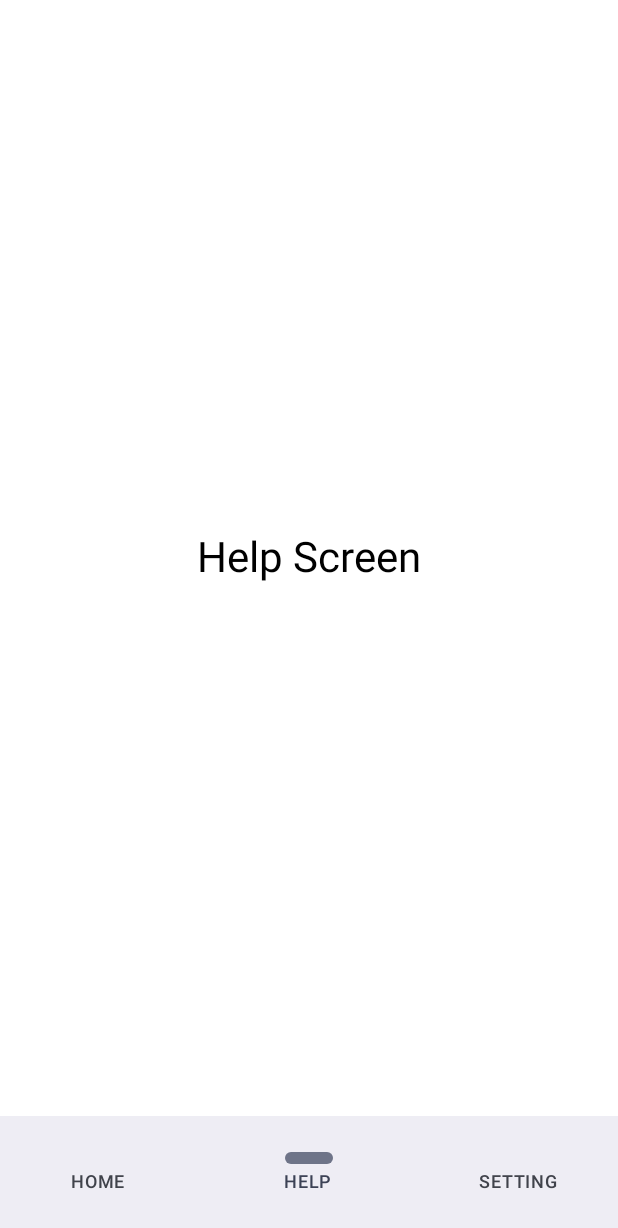
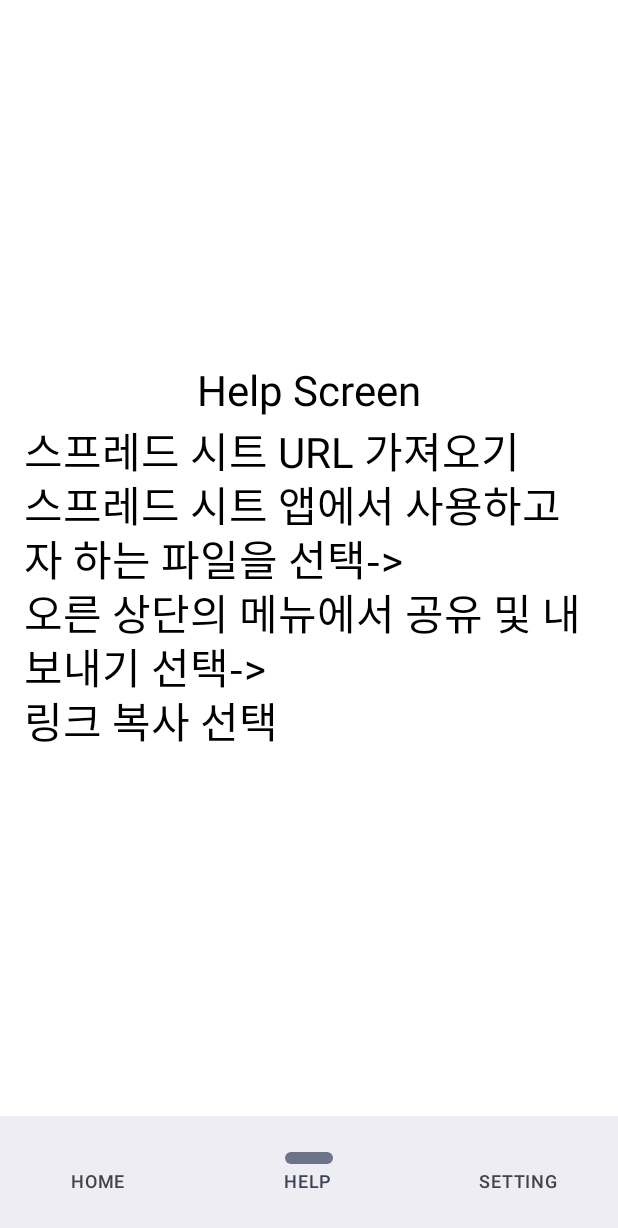
Before and after one commit to YIEOM/sms_messenger, an Android app built with Jetpack Compose: the HelpScreen screen opened through its navigation route, on a phone screen of 412 x 824 dp. Shown: the top 1228 px of the screen. Run offline under Robolectric (Android 15) with nearby library versions, the phone set to English and light mode, and no system bars; our stand-ins replace Dagger/Hilt's generated code, Timber; libraries missing offline, so code that uses them is left out: com.google.api.client, com.google.api.services.

Commit message:
[FEAT] : 스프레드시트 URL 입력 및 토스트 메시지 기능 추가
스프레드시트 URL을 입력받고 유효성을 검사하여 토스트 메시지를 표시하는 기능을 추가했습니다. 또한, `MainViewModel`에 토스트 메시지 이벤트를 처리하기 위한 채널을 추가하고 `MainActivity`에서 이를 구독하여 토스트 메시지를 표시하도록 구현했습니다.

주요 변경 사항:
- `HelpScreen.kt`: 스프레드시트 URL 가져오는 방법에 대한 안내 문구를 추가했습니다.
- `HomeScreen.kt`:
    - 스프레드시트 URL을 입력받기 위한 `OutlinedTextField`를 추가했습니다.
    - 입력된 URL은 `HomeViewModel`의 `sheetUrlTextState`에 바인딩되고, `onSpreadSheetUrlTextChanged`를 통해 유효성 검사가 이루어집니다.
    - 키보드 완료 액션 시 키보드가 숨겨지도록 `KeyboardActions`를 설정했습니다.
- `MainActivity.kt`:
    - `MainViewModel`의 `toastEvent`를 구독하여 토스트 메시지를 표시하는 로직을 `MainScreenWithNav`에 추가했습니다.
- `MainViewModel.kt`:
    - 토스트 메시지 이벤트를 전달하기 위한 `_toastEventChannel` (Channel) 및 `toastEvent` (Flow)를 추가했습니다.
- `HomeViewModel.kt`:
    - 스프레드시트 URL 텍스트 상태를 관리하는 `_sheetUrlTextState` (MutableStateFlow) 및 `sheetUrlTextState` (StateFlow)를 추가했습니다.
    - `onSpreadSheetUrlTextChanged` 함수를 추가하여 URL 텍스트 변경 시 정규식을 사용하여 스프레드시트 ID를 추출하고, 결과에 따라 적절한 토스트 메시지를 `_toastEventChannel`로 전송합니다.

[Issue]: [Issue-NO]

```diff
--- a/app/app/src/main/java/com/yieom/smsmessenger/HelpScreen.kt
+++ b/app/app/src/main/java/com/yieom/smsmessenger/HelpScreen.kt
@@ -28,6 +28,7 @@ fun HelpScreen() {
             horizontalAlignment = Alignment.CenterHorizontally
         ) {
             Text(text = "Help Screen", style = MaterialTheme.typography.headlineMedium, color = Color.Black)
+            Text(text = "스프레드 시트 URL 가져오기\n스프레드 시트 앱에서 사용하고자 하는 파일을 선택->\n오른 상단의 메뉴에서 공유 및 내보내기 선택->\n링크 복사 선택", style = MaterialTheme.typography.headlineMedium, color = Color.Black)
         }
     }
 }
--- a/app/app/src/main/java/com/yieom/smsmessenger/HomeScreen.kt
+++ b/app/app/src/main/java/com/yieom/smsmessenger/HomeScreen.kt
@@ -5,16 +5,23 @@ import androidx.compose.foundation.layout.Arrangement
 import androidx.compose.foundation.layout.Column
 import androidx.compose.foundation.layout.fillMaxSize
 import androidx.compose.foundation.layout.padding
+import androidx.compose.foundation.text.KeyboardActions
+import androidx.compose.foundation.text.KeyboardOptions
 import androidx.compose.material3.Button
 import androidx.compose.material3.MaterialTheme
+import androidx.compose.material3.OutlinedTextField
 import androidx.compose.material3.Surface
 import androidx.compose.material3.Text
 import androidx.compose.runtime.Composable
 import androidx.compose.runtime.LaunchedEffect
+import androidx.compose.runtime.collectAsState
+import androidx.compose.runtime.getValue
 import androidx.compose.ui.Alignment
 import androidx.compose.ui.Modifier
 import androidx.compose.ui.graphics.Color
 import androidx.compose.ui.platform.LocalContext
+import androidx.compose.ui.platform.LocalSoftwareKeyboardController
+import androidx.compose.ui.text.input.ImeAction
 import androidx.compose.ui.unit.dp
 import androidx.hilt.navigation.compose.hiltViewModel
 import androidx.navigation.NavController
@@ -33,6 +40,9 @@ fun HomeScreen(navController: NavController, mainViewModel: MainViewModel, homeV
         }
     }
 
+    val keyboardController = LocalSoftwareKeyboardController.current
+    val sheetUrlText by homeViewModel.sheetUrlTextState.collectAsState()
+
     Surface(
         modifier = Modifier
             .fillMaxSize(),
@@ -46,6 +56,22 @@ fun HomeScreen(navController: NavController, mainViewModel: MainViewModel, homeV
             horizontalAlignment = Alignment.CenterHorizontally
         ) {
             Text(text = "Home Screen", style = MaterialTheme.typography.headlineMedium, color = Color.Black)
+            OutlinedTextField(
+                value = sheetUrlText,
+                onValueChange = { newText ->
+                    homeViewModel.onSpreadSheetUrlTextChanged(newText)
+                },
+                label = { Text("스프레드 시트 URL") },
+                modifier = Modifier.padding(bottom = 16.dp),
+                keyboardOptions = KeyboardOptions(
+                    imeAction = ImeAction.Done
+                ),
+                keyboardActions = KeyboardActions(
+                    onDone = {
+                        keyboardController?.hide()
+                    }
+                )
+            )
             Button(onClick = {
                 mainViewModel.requestSignIn()
             }) {
--- a/app/app/src/main/java/com/yieom/smsmessenger/MainActivity.kt
+++ b/app/app/src/main/java/com/yieom/smsmessenger/MainActivity.kt
@@ -6,6 +6,7 @@ import android.content.pm.PackageManager
 import android.net.Uri
 import android.os.Bundle
 import android.provider.Settings
+import android.widget.Toast
 import androidx.activity.ComponentActivity
 import androidx.activity.compose.setContent
 import androidx.activity.enableEdgeToEdge
@@ -19,16 +20,19 @@ import androidx.compose.material3.Scaffold
 import androidx.compose.material3.Surface
 import androidx.compose.material3.Text
 import androidx.compose.runtime.Composable
+import androidx.compose.runtime.LaunchedEffect
 import androidx.compose.runtime.SideEffect
 import androidx.compose.runtime.getValue
 import androidx.compose.ui.Modifier
 import androidx.compose.ui.graphics.Color
+import androidx.compose.ui.platform.LocalContext
 import androidx.core.app.ActivityCompat
 import androidx.core.content.ContextCompat
 import androidx.lifecycle.Lifecycle
 import androidx.lifecycle.ViewModelProvider
 import androidx.lifecycle.lifecycleScope
 import androidx.lifecycle.repeatOnLifecycle
+import androidx.lifecycle.viewmodel.compose.viewModel
 import androidx.navigation.NavHostController
 import androidx.navigation.compose.currentBackStackEntryAsState
 import androidx.navigation.compose.rememberNavController
@@ -46,6 +50,7 @@ import com.google.api.services.sheets.v4.SheetsScopes
 import com.yieom.smsmessenger.ui.theme.SMSMessengerTheme
 import dagger.hilt.android.AndroidEntryPoint
 import kotlinx.coroutines.Dispatchers
+import kotlinx.coroutines.flow.collectLatest
 import kotlinx.coroutines.launch
 import kotlinx.coroutines.withContext
 import timber.log.Timber
@@ -65,7 +70,7 @@ class MainActivity : ComponentActivity() {
                     modifier = Modifier.fillMaxSize(),
                     color = Color.White
                 ) {
-                    MainScreenWithNav(mainViewModel = viewModel)
+                    MainScreenWithNav(viewModel = viewModel)
                 }
             }
         }
@@ -230,7 +235,16 @@ class MainActivity : ComponentActivity() {
 }
 
 @Composable
-fun MainScreenWithNav(modifier: Modifier = Modifier, mainViewModel: MainViewModel) {
+fun MainScreenWithNav(modifier: Modifier = Modifier, viewModel: MainViewModel) {
+
+    val context = LocalContext.current
+
+    LaunchedEffect(key1 = Unit) {
+        viewModel.toastEvent.collectLatest { message ->
+            Toast.makeText(context, message, Toast.LENGTH_SHORT).show()
+        }
+    }
+
     val navController = rememberNavController()
 
     val navBackStackEntry by navController.currentBackStackEntryAsState()
@@ -246,7 +260,7 @@ fun MainScreenWithNav(modifier: Modifier = Modifier, mainViewModel: MainViewMode
         }
     ) { contentPadding ->
         SideEffect { Timber.d("##MainScreenWithNav, MainNavHost recomposed") }
-        MainNavHost(navController = navController, modifier = Modifier.padding(contentPadding), mainViewModel = mainViewModel)
+        MainNavHost(navController = navController, modifier = Modifier.padding(contentPadding), mainViewModel = viewModel)
     }
 }
 
--- a/app/app/src/main/java/com/yieom/smsmessenger/MainViewModel.kt
+++ b/app/app/src/main/java/com/yieom/smsmessenger/MainViewModel.kt
@@ -50,4 +50,7 @@ class MainViewModel @Inject constructor(
             _requestSignInChannel.send(true)
         }
     }
+
+    private val _toastEventChannel = Channel<String>() // Toast 메시지를 전달할 채널
+    val toastEvent = _toastEventChannel.receiveAsFlow() // UI에서 관찰할 Flow
 }
```
Also changed, not shown: app/app/src/main/java/com/yieom/smsmessenger/HomeViewModel.kt (+23 -0 lines).
